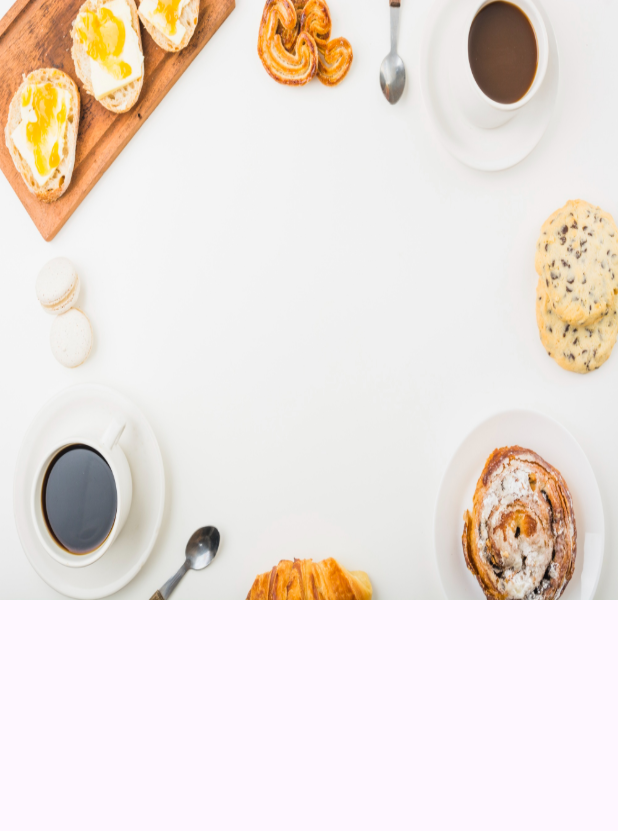
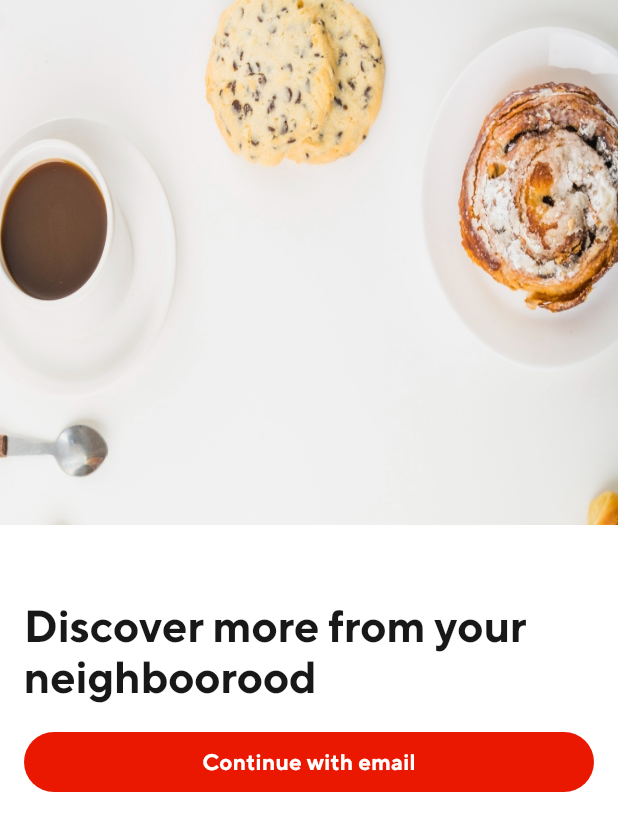
Before and after one commit to OsileJesse123/Flutter-Material-Styling, a Flutter app: the screen it shows after launch, on a phone screen of 412 x 824 dp. Shown: the top 831 px of the screen. Run offline on Flutter 3.47's test engine with Material 3 defaults, Android fonts, the phone set to English and light mode, and no system bars; our stand-ins replace flutter_svg.

Commit message:
Login page almost completed

```diff
--- a/lib/main.dart
+++ b/lib/main.dart
@@ -26,9 +26,9 @@ class MyApp extends StatelessWidget {
 }
 
 ThemeData _buildStylingTheme(){
-  final base = ThemeData.light(useMaterial3: true);
+  final ThemeData base = ThemeData.light(useMaterial3: true);
   return base.copyWith(
-      colorScheme: const ColorScheme(
+      colorScheme: base.colorScheme.copyWith(
           background: Colors.white,
           brightness: Brightness.light,
           primary: kStylingRed800,
@@ -41,12 +41,14 @@ ThemeData _buildStylingTheme(){
           surface: Colors.white,
           onSurface: kStylingBlack900,
       ),
-      textTheme: TextTheme(
+      textTheme: base.textTheme.copyWith(
         displayLarge: base.textTheme.displayLarge?.copyWith(
           fontWeight: FontWeight.bold,
+          fontSize: 30,
         ),
         labelLarge: base.textTheme.labelLarge?.copyWith(
-          fontWeight: FontWeight.w500,
+          fontWeight: FontWeight.bold,
+          fontSize: 15,
         ),
         labelMedium: base.textTheme.labelMedium?.copyWith(
           fontWeight: FontWeight.w400,
@@ -57,8 +59,14 @@ ThemeData _buildStylingTheme(){
         bodyLarge: base.textTheme.bodyLarge?.copyWith(
           fontWeight: FontWeight.w400,
         ),
+
       ).apply(
-        fontFamily: 'TTNorms'
-      )
+        fontFamily: 'TTNorms',
+        displayColor: kStylingBlack900,
+        bodyColor: kStylingBlack900
+      ),
+      textSelectionTheme: const TextSelectionThemeData(
+      selectionColor: kStylingBlack900,
+    ),
   );
 }
--- a/lib/util/constants.dart
+++ b/lib/util/constants.dart
@@ -1,6 +1,6 @@
 
 
 const loginRoute = '/login';
-const loginBackgroundImage = 'assets/images/dash_door_bg_img.jpg';
-const otherBackgroundImage = 'assets/images/splash.png';
+const loginBackgroundImage = 'assets/images/screen_bg.png';
+const loginBackgroundImage2 = 'assets/images/dash_door_bg_img.jpeg';
 const doorDashLogo = 'assets/images/doordash_icon.svg';
--- a/lib/views/login_page.dart
+++ b/lib/views/login_page.dart
@@ -16,31 +16,47 @@ class LoginPage extends StatelessWidget {
 
   Widget _loginBackground(BuildContext context, ThemeData theme){
     return  SizedBox(
-      height: 400,
+      height: double.maxFinite,
       width: double.maxFinite,
       child: Container(
         decoration: const BoxDecoration(
           image: DecorationImage(
-            image: AssetImage(loginBackgroundImage),
+            image: AssetImage(loginBackgroundImage2),
             fit: BoxFit.fill
           )
+        ),
+        child: Padding(
+          padding: const EdgeInsets.only(top: 350),
+          child: Container(
+            color: theme.colorScheme.background,
+            child: Padding(
+              padding: const EdgeInsets.fromLTRB(16, 50, 16, 20),
+              child: Column(
+                children: [
+                  Text(
+                    'Discover more from your neighboorood'.hardcoded,
+                    style: theme.textTheme.displayLarge,
+                  ),
+                  const SizedBox(height: 16,),
+                  ElevatedButton(
+                    onPressed: (){
+
+                  },
+                  style: ElevatedButton.styleFrom(
+                      elevation: 0,
+                      backgroundColor: theme.colorScheme.primary,
+                      foregroundColor: theme.colorScheme.onPrimary,
+                      textStyle: theme.textTheme.labelLarge,
+                      minimumSize: const Size.fromHeight(40),
+                    ),
+                  child: Text('Continue with email'.hardcoded,),
+                  ),
+                ],
+              ),
+            ),
+          ),
         ),
       ),
     );
   }
 }
-
-/*
-SvgPicture.asset(
-doorDashLogo,
-width: 200.0,
-height: 200.0,
-),
-const SizedBox(width: 8.0,),
-Text(
-'DOORDASH'.hardcoded,
-style: theme.textTheme.displayMedium?.copyWith(
-color: theme.primaryColor
-),
-),
-*/
--- a/pubspec.yaml
+++ b/pubspec.yaml
@@ -61,6 +61,8 @@ flutter:
       fonts:
         - asset: fonts/TTNorms-Regular.otf
           weight: 500
+        - asset: fonts/TTNorms-Bold.otf
+          weight: 700
 
   # To add assets to your application, add an assets section, like this:
   # assets:
```
Also changed, not shown: assets/images/dash_door_bg_img.jpeg (added), assets/images/dash_door_bg_img.jpg (deleted), assets/images/screen_bg.png (added), fonts/TTNorms-Bold.otf (added).
